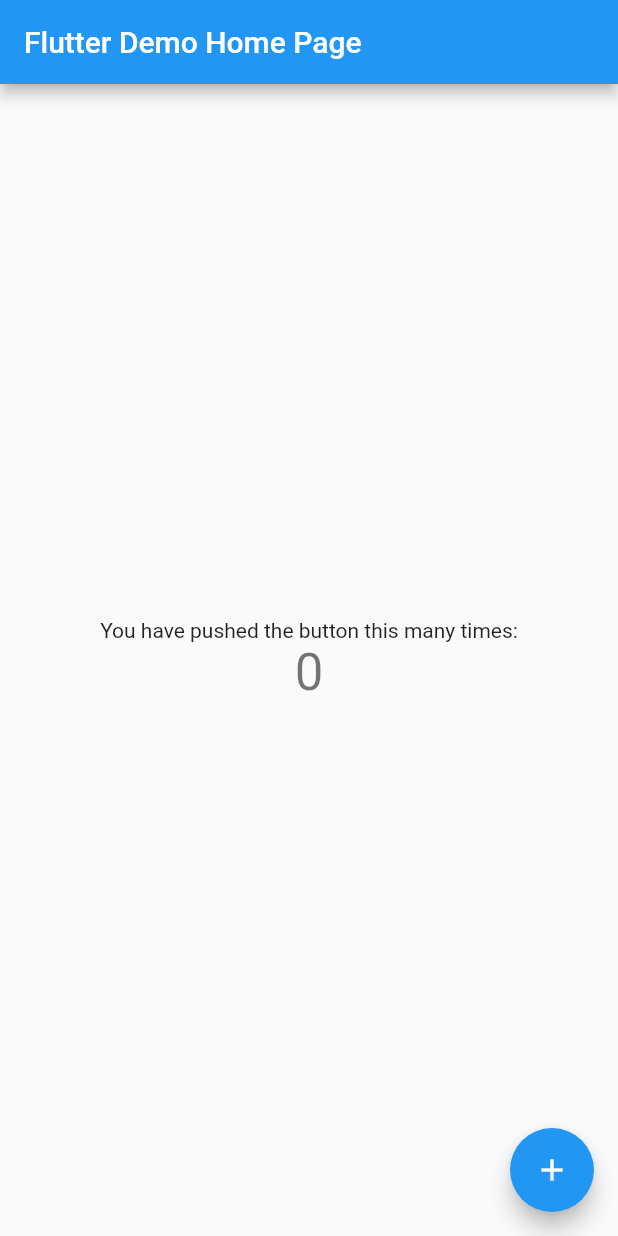
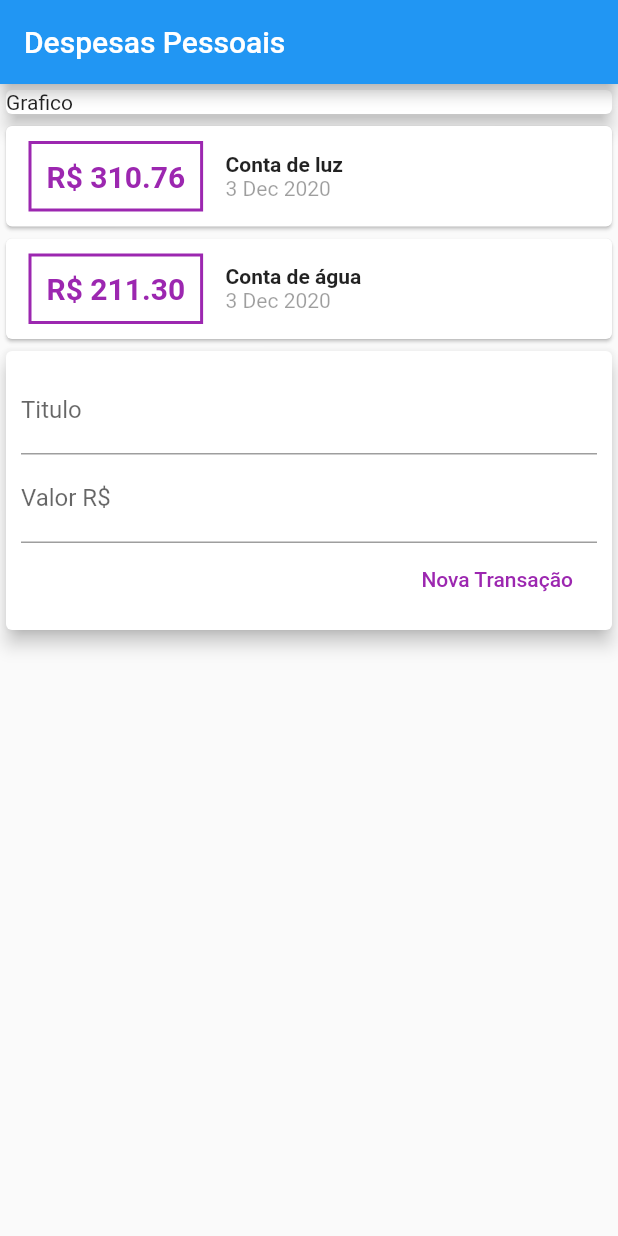
Before and after one commit to leonardosabino/personal-expense-report, a Flutter app: the screen it shows after launch, on a phone screen of 412 x 824 dp. Run offline on Flutter 3.47's test engine with Material 2 defaults, Android fonts, the phone set to English and light mode, and no system bars.

Commit message:
add: initial structure, transaction list and form

```diff
--- /dev/null
+++ b/personal_expense_report/lib/component/transaction-form.dart
@@ -0,0 +1,42 @@
+import 'package:flutter/cupertino.dart';
+import 'package:flutter/material.dart';
+
+class TransactionForm extends StatelessWidget {
+  final titleController = TextEditingController();
+  final valueController = TextEditingController();
+
+  @override
+  Widget build(BuildContext context) {
+    return Card(
+      elevation: 5,
+      child: Padding(
+        padding: EdgeInsets.all(10),
+        child: Column(
+          children: [
+            TextField(
+              controller: titleController,
+              decoration: InputDecoration(labelText: 'Titulo'),
+            ),
+            TextField(
+              controller: valueController,
+              decoration: InputDecoration(labelText: 'Valor R\$'),
+            ),
+            Row(
+              mainAxisAlignment: MainAxisAlignment.end,
+              children: [
+                FlatButton(
+                  onPressed: () {
+                    print(titleController.text);
+                    print(valueController.text);
+                  },
+                  child: Text('Nova Transação'),
+                  textColor: Colors.purple,
+                ),
+              ],
+            )
+          ],
+        ),
+      ),
+    );
+  }
+}
--- /dev/null
+++ b/personal_expense_report/lib/component/transaction-list.dart
@@ -0,0 +1,55 @@
+import 'package:flutter/cupertino.dart';
+import 'package:flutter/material.dart';
+import 'package:intl/intl.dart';
+import 'package:personal_expense_report/model/transaction.dart';
+
+class TransactionList extends StatelessWidget {
+  final List<Transaction> transactions;
+
+  TransactionList(this.transactions);
+
+  @override
+  Widget build(BuildContext context) {
+    return Column(
+      children: transactions.map((transaction) {
+        return Card(
+          child: Row(
+            children: [
+              Container(
+                margin: EdgeInsets.symmetric(
+                  horizontal: 15,
+                  vertical: 10,
+                ),
+                padding: EdgeInsets.all(10),
+                decoration: BoxDecoration(
+                  border: Border.all(color: Colors.purple, width: 2),
+                ),
+                child: Text(
+                  'R\$ ${transaction.value.toStringAsFixed(2)}',
+                  style: TextStyle(
+                    color: Colors.purple,
+                    fontSize: 20,
+                    fontWeight: FontWeight.bold,
+                  ),
+                ),
+              ),
+              Column(
+                crossAxisAlignment: CrossAxisAlignment.start,
+                children: [
+                  Text(
+                    transaction.title,
+                    style: TextStyle(fontWeight: FontWeight.bold),
+                  ),
+                  Text(
+                    DateFormat('d MMM y').format(transaction.date),
+                    style: TextStyle(color: Colors.black38),
+                  )
+                ],
+              )
+            ],
+          ),
+        );
+      }).toList(),
+    );
+  }
+}
--- /dev/null
+++ b/personal_expense_report/lib/component/transaction-user.dart
@@ -0,0 +1,35 @@
+import 'package:flutter/material.dart';
+import 'package:personal_expense_report/component/transaction-form.dart';
+import 'package:personal_expense_report/component/transaction-list.dart';
+import 'package:personal_expense_report/model/transaction.dart';
+
+class TransactionUser extends StatefulWidget {
+  @override
+  _TransactionUserState createState() => _TransactionUserState();
+}
+
+class _TransactionUserState extends State<TransactionUser> {
+  final _transactions = [
+    Transaction(
+      id: 't1',
+      title: 'Conta de luz',
+      value: 310.76,
+      date: DateTime.now(),
+    ),
+    Transaction(
+      id: 't2',
+      title: 'Conta de água',
+      value: 211.30,
+      date: DateTime.now(),
+    )
+  ];
+  @override
+  Widget build(BuildContext context) {
+    return Column(
+      children: [
+        TransactionList(_transactions),
+        TransactionForm(),
+      ],
+    );
+  }
+}
--- a/personal_expense_report/lib/main.dart
+++ b/personal_expense_report/lib/main.dart
@@ -1,117 +1,38 @@
 import 'package:flutter/material.dart';
+import 'package:personal_expense_report/component/transaction-form.dart';
+import 'package:personal_expense_report/component/transaction-list.dart';
+import 'package:personal_expense_report/component/transaction-user.dart';
+import 'package:personal_expense_report/model/transaction.dart';
 
-void main() {
-  runApp(MyApp());
-}
+void main() => runApp(App());
 
-class MyApp extends StatelessWidget {
-  // This widget is the root of your application.
+class App extends StatelessWidget {
   @override
   Widget build(BuildContext context) {
     return MaterialApp(
-      title: 'Flutter Demo',
-      theme: ThemeData(
-        // This is the theme of your application.
-        //
-        // Try running your application with "flutter run". You'll see the
-        // application has a blue toolbar. Then, without quitting the app, try
-        // changing the primarySwatch below to Colors.green and then invoke
-        // "hot reload" (press "r" in the console where you ran "flutter run",
-        // or simply save your changes to "hot reload" in a Flutter IDE).
-        // Notice that the counter didn't reset back to zero; the application
-        // is not restarted.
-        primarySwatch: Colors.blue,
-        // This makes the visual density adapt to the platform that you run
-        // the app on. For desktop platforms, the controls will be smaller and
-        // closer together (more dense) than on mobile platforms.
-        visualDensity: VisualDensity.adaptivePlatformDensity,
-      ),
-      home: MyHomePage(title: 'Flutter Demo Home Page'),
+      home: HomePage(),
     );
   }
 }
 
-class MyHomePage extends StatefulWidget {
-  MyHomePage({Key key, this.title}) : super(key: key);
-
-  // This widget is the home page of your application. It is stateful, meaning
-  // that it has a State object (defined below) that contains fields that affect
-  // how it looks.
-
-  // This class is the configuration for the state. It holds the values (in this
-  // case the title) provided by the parent (in this case the App widget) and
-  // used by the build method of the State. Fields in a Widget subclass are
-  // always marked "final".
-
-  final String title;
-
-  @override
-  _MyHomePageState createState() => _MyHomePageState();
-}
-
-class _MyHomePageState extends State<MyHomePage> {
-  int _counter = 0;
-
-  void _incrementCounter() {
-    setState(() {
-      // This call to setState tells the Flutter framework that something has
-      // changed in this State, which causes it to rerun the build method below
-      // so that the display can reflect the updated values. If we changed
-      // _counter without calling setState(), then the build method would not be
-      // called again, and so nothing would appear to happen.
-      _counter++;
-    });
-  }
-
+class HomePage extends StatelessWidget {
   @override
   Widget build(BuildContext context) {
-    // This method is rerun every time setState is called, for instance as done
-    // by the _incrementCounter method above.
-    //
-    // The Flutter framework has been optimized to make rerunning build methods
-    // fast, so that you can just rebuild anything that needs updating rather
-    // than having to individually change instances of widgets.
     return Scaffold(
-      appBar: AppBar(
-        // Here we take the value from the MyHomePage object that was created by
-        // the App.build method, and use it to set our appbar title.
-        title: Text(widget.title),
-      ),
-      body: Center(
-        // Center is a layout widget. It takes a single child and positions it
-        // in the middle of the parent.
-        child: Column(
-          // Column is also a layout widget. It takes a list of children and
-          // arranges them vertically. By default, it sizes itself to fit its
-          // children horizontally, and tries to be as tall as its parent.
-          //
-          // Invoke "debug painting" (press "p" in the console, choose the
-          // "Toggle Debug Paint" action from the Flutter Inspector in Android
-          // Studio, or the "Toggle Debug Paint" command in Visual Studio Code)
-          // to see the wireframe for each widget.
-          //
-          // Column has various properties to control how it sizes itself and
-          // how it positions its children. Here we use mainAxisAlignment to
-          // center the children vertically; the main axis here is the vertical
-          // axis because Columns are vertical (the cross axis would be
-          // horizontal).
-          mainAxisAlignment: MainAxisAlignment.center,
-          children: <Widget>[
-            Text(
-              'You have pushed the button this many times:',
+        appBar: AppBar(
+          title: Text('Despesas Pessoais'),
+        ),
+        body: Column(
+          crossAxisAlignment: CrossAxisAlignment.stretch,
+          children: [
+            Container(
+              child: Card(
+                child: Text('Grafico'),
+                elevation: 5,
+              ),
             ),
-            Text(
-              '$_counter',
-              style: Theme.of(context).textTheme.headline4,
-            ),
+            TransactionUser(),
           ],
-        ),
-      ),
-      floatingActionButton: FloatingActionButton(
-        onPressed: _incrementCounter,
-        tooltip: 'Increment',
-        child: Icon(Icons.add),
-      ), // This trailing comma makes auto-formatting nicer for build methods.
-    );
+        ));
   }
 }
--- /dev/null
+++ b/personal_expense_report/lib/model/transaction.dart
@@ -0,0 +1,15 @@
+import 'package:flutter/foundation.dart';
+
+class Transaction {
+  final String id;
+  final String title;
+  final double value;
+  final DateTime date;
+
+  Transaction({
+    @required this.id,
+    @required this.title,
+    @required this.value,
+    @required this.date,
+  });
+}
--- a/personal_expense_report/pubspec.yaml
+++ b/personal_expense_report/pubspec.yaml
@@ -23,6 +23,7 @@ environment:
 dependencies:
   flutter:
     sdk: flutter
+  intl: ^0.16.1
 
 
   # The following adds the Cupertino Icons font to your application.
```
Also changed, not shown: personal_expense_report/pubspec.lock, 2 other files.
